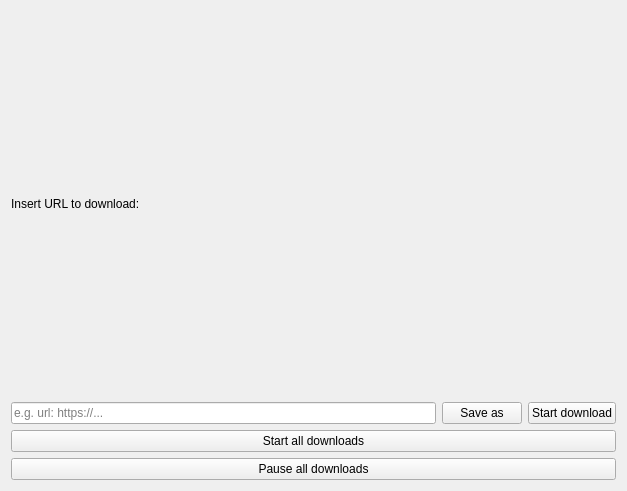
This is gui/ui/downloadWidget.ui in ClaudiaRaffaelli/FileDownloader as Qt 5 draws it before an edit. The edited form follows.
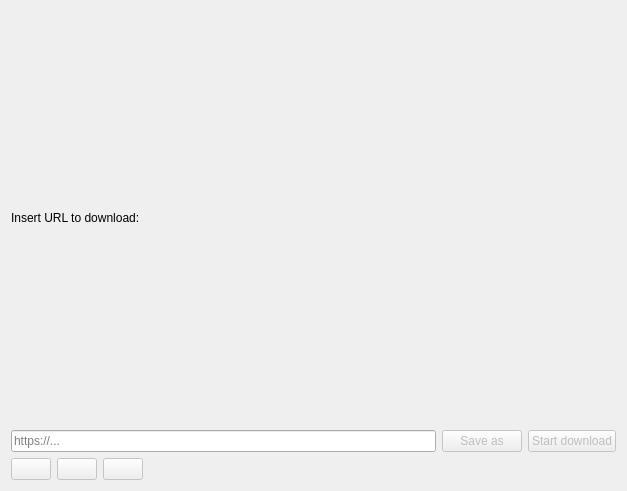
This is the edited form. Icons and pictures are not drawn.

Commit message: Url parse, button enabling, checkboxes

The edit to the form file:
```diff
--- a/gui/ui/downloadWidget.ui
+++ b/gui/ui/downloadWidget.ui
@@ -22,15 +22,11 @@
      <property name="sizeConstraint">
       <enum>QLayout::SetMaximumSize</enum>
      </property>
-     <item row="3" column="0">
-      <widget class="QPushButton" name="startAllDownloadButton">
-       <property name="text">
-        <string>Start all downloads</string>
-       </property>
-      </widget>
-     </item>
      <item row="0" column="0">
       <layout class="QVBoxLayout" name="verticalLayout">
+       <property name="bottomMargin">
+        <number>0</number>
+       </property>
        <item>
         <widget class="QLabel" name="label">
          <property name="text">
@@ -43,12 +39,15 @@
          <item>
           <widget class="QLineEdit" name="urlLineEdit">
            <property name="placeholderText">
-            <string>e.g. url: https://...</string>
+            <string>https://...</string>
            </property>
           </widget>
          </item>
          <item>
           <widget class="QPushButton" name="chooseLocationButton">
+           <property name="enabled">
+            <bool>false</bool>
+           </property>
            <property name="text">
             <string>Save as</string>
            </property>
@@ -56,6 +55,9 @@
          </item>
          <item>
           <widget class="QPushButton" name="startIndividualDownloadButton">
+           <property name="enabled">
+            <bool>false</bool>
+           </property>
            <property name="text">
             <string>Start download</string>
            </property>
@@ -63,15 +65,76 @@
          </item>
         </layout>
        </item>
+       <item>
+        <layout class="QHBoxLayout" name="horizontalLayout">
+         <item>
+          <widget class="QPushButton" name="startSelectedDownloadButton">
+           <property name="enabled">
+            <bool>false</bool>
+           </property>
+           <property name="toolTip">
+            <string>Start selected downloads</string>
+           </property>
+           <property name="text">
+            <string/>
+           </property>
+           <property name="icon">
+            <iconset>
+             <normaloff>../icons/play.svg</normaloff>../icons/play.svg</iconset>
+           </property>
+          </widget>
+         </item>
+         <item>
+          <widget class="QPushButton" name="pauseSelectedDownloadButton">
+           <property name="enabled">
+            <bool>false</bool>
+           </property>
+           <property name="toolTip">
+            <string>Pause selected downloads</string>
+           </property>
+           <property name="text">
+            <string/>
+           </property>
+           <property name="icon">
+            <iconset>
+             <normaloff>../icons/pause.svg</normaloff>../icons/pause.svg</iconset>
+           </property>
+          </widget>
+         </item>
+         <item>
+          <widget class="QPushButton" name="stopSelectedDownloadButton">
+           <property name="enabled">
+            <bool>false</bool>
+           </property>
+           <property name="toolTip">
+            <string>Stop selected downloads</string>
+           </property>
+           <property name="text">
+            <string/>
+           </property>
+           <property name="icon">
+            <iconset>
+             <normaloff>../icons/stop.svg</normaloff>../icons/stop.svg</iconset>
+           </property>
+          </widget>
+         </item>
+         <item>
+          <spacer name="horizontalSpacer">
+           <property name="orientation">
+            <enum>Qt::Horizontal</enum>
+           </property>
+           <property name="sizeHint" stdset="0">
+            <size>
+             <width>40</width>
+             <height>20</height>
+            </size>
+           </property>
+          </spacer>
+         </item>
+        </layout>
+       </item>
       </layout>
      </item>
-     <item row="4" column="0">
-      <widget class="QPushButton" name="pauseAllDownloadButton">
-       <property name="text">
-        <string>Pause all downloads</string>
-       </property>
-      </widget>
-     </item>
     </layout>
    </item>
   </layout>
```
Left out of the diff: 54 changed lines with no effect on the pictures. The commit also changes 3 other files.
